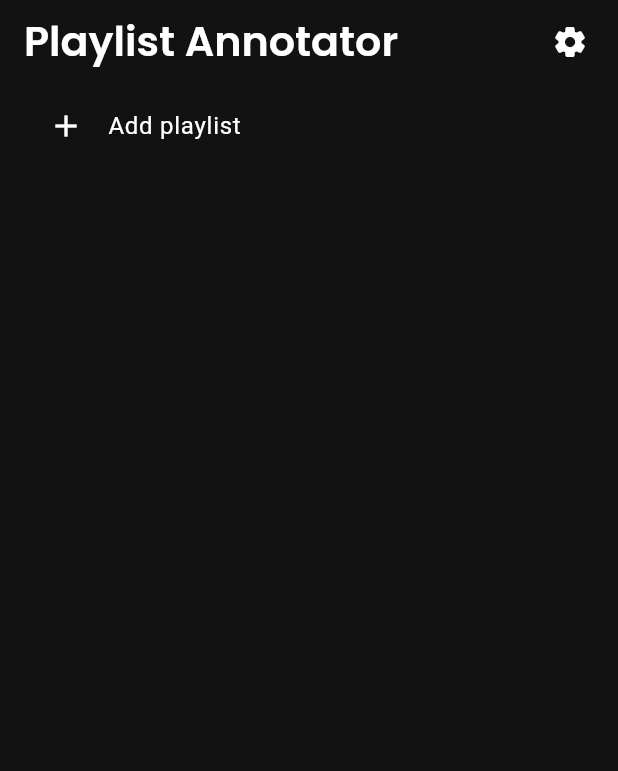
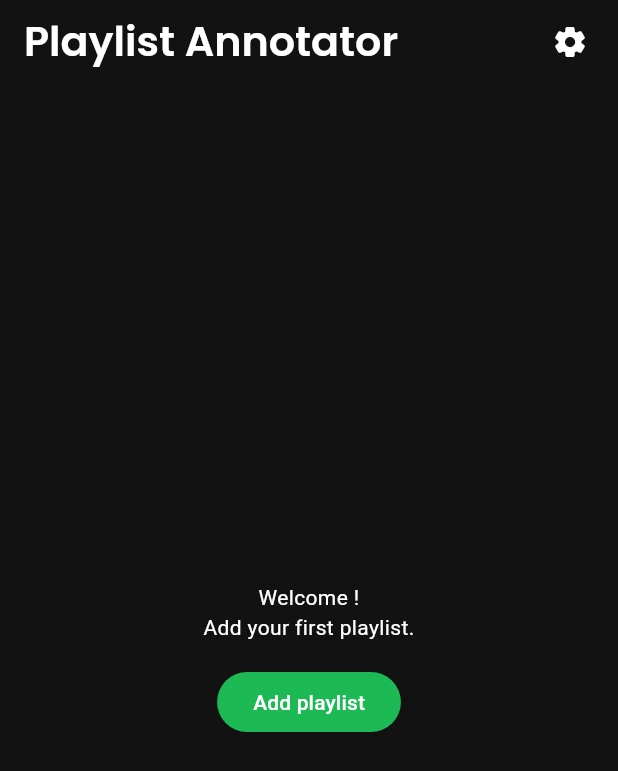
Before and after one commit to timdavidfriedrich/playlist_annotator, a Flutter app: the HomePage screen opened directly, on a phone screen of 412 x 824 dp. Shown: the top 771 px of the screen. Run offline on Flutter 3.47's test engine with Material 3 defaults, Android fonts, the phone set to English and light mode, and no system bars; our stand-ins replace get, google_fonts, pocketbase, skeletonizer; missing offline and left inert: flutter_custom_tabs, secure_shared_preferences; network calls fail; statements that could not run were skipped.

Commit message:
[ADD] empty home state

```diff
--- a/lib/features/core/localization/messages/de_de.dart
+++ b/lib/features/core/localization/messages/de_de.dart
@@ -4,6 +4,7 @@ const Map<String, String> deDE = {
   "cancel_label": "Abbrechen",
   "save_label": "Speichern",
   "ok_label": "Okay",
+  "empty_home_greeting": "Willkommen @name!\nFüge deine erste Playlist hinzu.",
   "settings_label": "Einstellungen",
   "linked_account_label": "Verknüpftes Konto",
   "credits_label": "Credits",
--- a/lib/features/core/localization/messages/en_us.dart
+++ b/lib/features/core/localization/messages/en_us.dart
@@ -4,6 +4,7 @@ const Map<String, String> enUS = {
   "cancel_label": "Cancel",
   "save_label": "Save",
   "ok_label": "Okay",
+  "empty_home_greeting": "Welcome @name!\nAdd your first playlist.",
   "settings_label": "Settings",
   "linked_account_label": "Linked account",
   "credits_label": "Credits",
--- a/lib/features/home/pages/home_page.dart
+++ b/lib/features/home/pages/home_page.dart
@@ -4,6 +4,7 @@ import 'package:playlist_annotator/constants/measurements.dart';
 import 'package:playlist_annotator/features/core/models/playlist_preview.dart';
 import 'package:playlist_annotator/features/core/services/data_service.dart';
 import 'package:playlist_annotator/features/home/pages/spotify_playlist_chooser_page.dart';
+import 'package:playlist_annotator/features/home/widgets/empty_home_body.dart';
 import 'package:playlist_annotator/features/home/widgets/playlist_preview_tile.dart';
 import 'package:playlist_annotator/features/playlist/pages/playlist_page.dart';
 import 'package:playlist_annotator/features/settings/pages/settings_page.dart';
@@ -16,7 +17,7 @@ class HomePage extends StatefulWidget {
 }
 
 class _HomePageState extends State<HomePage> {
-  addPlaylist() async {
+  Future<void> addPlaylist() async {
     PlaylistPreview? playlistPreview = await Get.to(() => const SpotifyPlaylistChooserPage());
     if (playlistPreview == null) return;
     Get.find<DataService>().addAndSavePlaylistPreview(playlistPreview);
@@ -53,7 +54,9 @@ class _HomePageState extends State<HomePage> {
             const SizedBox(width: Measurements.smallPadding),
           ],
         ),
-        body: Padding(
+        body: playlistPreviews.isEmpty
+            ? EmptyHomeBody(onAddPlaylist: addPlaylist)
+            : Padding(
                 padding: const EdgeInsets.symmetric(horizontal: Measurements.normalPadding),
                 child: ListView(
                   children: [
--- /dev/null
+++ b/lib/features/home/widgets/empty_home_body.dart
@@ -0,0 +1,34 @@
+import 'package:flutter/material.dart';
+import 'package:get/get.dart';
+import 'package:playlist_annotator/constants/measurements.dart';
+import 'package:playlist_annotator/features/core/models/user.dart';
+
+import '../../core/services/user_service.dart';
+
+class EmptyHomeBody extends StatelessWidget {
+  final Function() onAddPlaylist;
+  const EmptyHomeBody({super.key, required this.onAddPlaylist});
+
+  @override
+  Widget build(BuildContext context) {
+    User? currentUser = Get.find<UserService>().currentUser.value;
+    return Center(
+      child: Column(
+        mainAxisSize: MainAxisSize.max,
+        mainAxisAlignment: MainAxisAlignment.center,
+        crossAxisAlignment: CrossAxisAlignment.center,
+        children: [
+          Text(
+            "empty_home_greeting".trParams({"name": currentUser?.name ?? ""}),
+            textAlign: TextAlign.center,
+          ),
+          const SizedBox(height: Measurements.normalPadding),
+          FilledButton(
+            onPressed: onAddPlaylist,
+            child: Text("add_playlist_label".tr),
+          ),
+        ],
+      ),
+    );
+  }
+}
```
Lines whose indentation alone changed are shown as unchanged.
